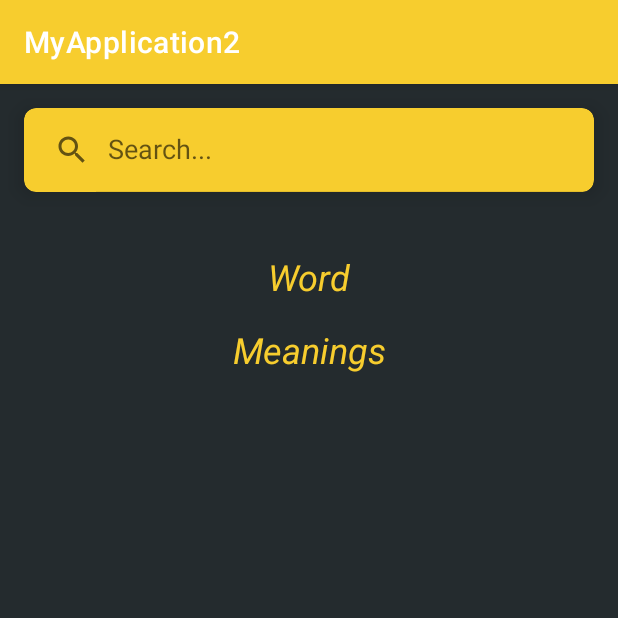
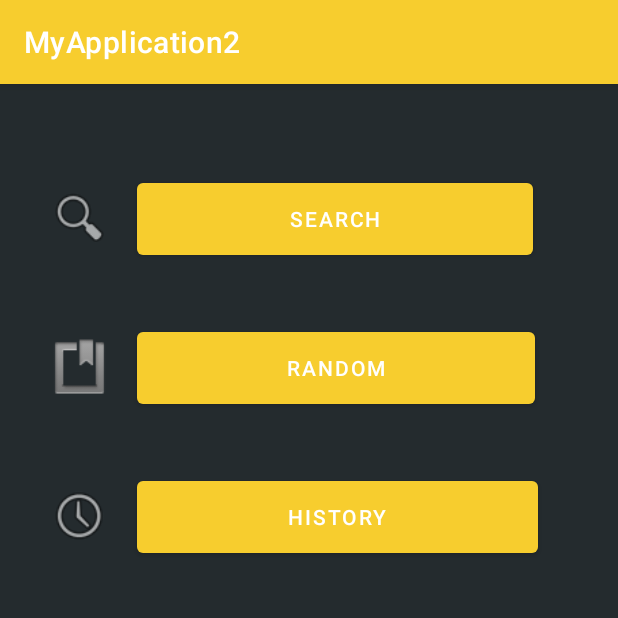
Before and after one commit to SanskrutiY/dictionary-app, an Android app: the screen it shows after launch (MainActivity before the commit, HomePage after it), on a phone screen of 412 x 824 dp, the top half of it. Run offline under Robolectric (Android 15) with nearby library versions, the phone set to English and light mode, and no system bars.

```diff
--- a/app/src/main/AndroidManifest.xml
+++ b/app/src/main/AndroidManifest.xml
@@ -2,7 +2,7 @@
 <manifest xmlns:android="http://schemas.android.com/apk/res/android"
     package="com.example.myapplication2">
 
-    <uses-permission android:name="android.permission.INTERNET"/>
+    <uses-permission android:name="android.permission.INTERNET" />
 
     <application
         android:allowBackup="true"
@@ -13,6 +13,9 @@
         android:theme="@style/Theme.MyApplication2">
         <activity
             android:name=".MainActivity"
+            android:exported="false" />
+        <activity
+            android:name=".HomePage"
             android:exported="true">
             <intent-filter>
                 <action android:name="android.intent.action.MAIN" />
@@ -20,6 +23,8 @@
                 <category android:name="android.intent.category.LAUNCHER" />
             </intent-filter>
         </activity>
+
+
     </application>
 
 </manifest>
--- /dev/null
+++ b/app/src/main/java/com/example/myapplication2/HistoryState.java
@@ -0,0 +1,7 @@
+package com.example.myapplication2;
+
+import java.util.ArrayList;
+
+public class HistoryState {
+    static ArrayList<String> history = new ArrayList<>();
+}
--- /dev/null
+++ b/app/src/main/java/com/example/myapplication2/HomePage.java
@@ -0,0 +1,35 @@
+package com.example.myapplication2;
+
+import androidx.appcompat.app.AppCompatActivity;
+
+import android.content.Intent;
+import android.os.Bundle;
+import android.view.View;
+import android.widget.Button;
+
+public class HomePage extends AppCompatActivity {
+    private Button search;
+    private Button historyBtn;
+
+    @Override
+    protected void onCreate(Bundle savedInstanceState) {
+        super.onCreate(savedInstanceState);
+        setContentView(R.layout.activity_home_page);
+
+        search = (Button) findViewById(R.id.search);
+        search.setOnClickListener(new View.OnClickListener() {
+            @Override
+            public void onClick(View view) {
+                openMAinActivity();
+            }
+        });
+
+        historyBtn = (Button) findViewById((R.id.history));
+
+    }
+
+    private void openMAinActivity() {
+        Intent intent = new Intent(this, MainActivity.class);
+        startActivity(intent);
+    }
+}
--- a/app/src/main/java/com/example/myapplication2/MainActivity.java
+++ b/app/src/main/java/com/example/myapplication2/MainActivity.java
@@ -57,6 +57,8 @@ public class MainActivity extends AppCompatActivity {
                 return true;
             }
 
+
+
             @Override
             public boolean onQueryTextChange(String newText) {
                 return false;
@@ -84,6 +86,7 @@ public class MainActivity extends AppCompatActivity {
 
     private void showData(APIResponse apiResponse) {
         textView_word.setText("Word: "+apiResponse.getWord());
+        HistoryState.history.add(apiResponse.getWord());
         recycler_phonetics.setHasFixedSize(true);
         recycler_phonetics.setLayoutManager(new GridLayoutManager(this, 1));
         phoneticsAdapter =  new PhoneticsAdapter(this, apiResponse.getPhonetics());
--- /dev/null
+++ b/app/src/main/res/layout/activity_home_page.xml
@@ -0,0 +1,94 @@
+<?xml version="1.0" encoding="utf-8"?>
+<androidx.constraintlayout.widget.ConstraintLayout xmlns:android="http://schemas.android.com/apk/res/android"
+    xmlns:app="http://schemas.android.com/apk/res-auto"
+    xmlns:tools="http://schemas.android.com/tools"
+    android:layout_width="match_parent"
+    android:layout_height="match_parent"
+    android:background="@color/grey"
+    tools:context=".HomePage">
+
+
+    <LinearLayout
+        android:id="@+id/linearLayout"
+        android:layout_width="match_parent"
+        android:layout_height="match_parent"
+        android:orientation="vertical"
+        android:layout_marginTop="40dp"
+        tools:layout_editor_absoluteY="90dp">
+
+        <LinearLayout
+            android:layout_width="match_parent"
+            android:layout_height="99dp"
+            android:orientation="horizontal">
+
+            <ImageView
+                android:id="@+id/imageView"
+                android:layout_width="46dp"
+                android:layout_height="43dp"
+                android:layout_marginStart="30dp"
+                android:layout_marginTop="27dp"
+                app:srcCompat="@android:drawable/ic_menu_search" />
+
+            <Button
+                android:id="@+id/search"
+                android:layout_width="264dp"
+                android:layout_height="60sp"
+                android:layout_marginStart="15dp"
+                android:layout_marginTop="20dp"
+                android:text="@string/search"
+                tools:ignore="MissingConstraints" />
+
+        </LinearLayout>
+
+        <LinearLayout
+            android:layout_width="match_parent"
+            android:layout_height="99dp"
+            android:orientation="horizontal">
+
+            <ImageView
+                android:id="@+id/imageView2"
+                android:layout_width="46dp"
+                android:layout_height="43dp"
+                android:layout_marginStart="30dp"
+                android:layout_marginTop="27dp"
+                app:srcCompat="@android:drawable/ic_input_get" />
+
+            <Button
+                android:id="@+id/random"
+                android:layout_width="265dp"
+                android:layout_height="60sp"
+                android:layout_marginStart="15dp"
+                android:layout_marginTop="20dp"
+                android:layout_marginBottom="65dp"
+                android:text="@string/random"
+                tools:ignore="MissingConstraints" />
+
+        </LinearLayout>
+
+        <LinearLayout
+            android:layout_width="match_parent"
+            android:layout_height="95dp"
+            android:orientation="horizontal">
+
+            <ImageView
+                android:id="@+id/imageView3"
+                android:layout_width="46dp"
+                android:layout_height="43dp"
+                android:layout_marginStart="30dp"
+                android:layout_marginTop="27dp"
+                app:srcCompat="@android:drawable/ic_menu_recent_history" />
+
+            <Button
+                android:id="@+id/history"
+                android:layout_width="267dp"
+                android:layout_height="60sp"
+                android:layout_marginStart="15dp"
+                android:layout_marginTop="20dp"
+                android:text="@string/history"
+                tools:ignore="MissingConstraints" />
+        </LinearLayout>
+
+    </LinearLayout>
+
+
+</androidx.constraintlayout.widget.ConstraintLayout>
--- /dev/null
+++ b/app/src/main/res/values/ids.xml
@@ -0,0 +1,4 @@
+<?xml version="1.0" encoding="utf-8"?>
+<resources>
+    <item name="search" type="id" />
+</resources>
--- a/app/src/main/res/values/strings.xml
+++ b/app/src/main/res/values/strings.xml
@@ -1,3 +1,8 @@
 <resources>
     <string name="app_name">MyApplication2</string>
+    <string name="dictionary">Dictionary</string>
+    <string name="search">Search</string>
+    <string name="random">Random</string>
+    <string name="history">History</string>
+    <string name="about">About</string>
 </resources>
--- a/app/src/main/res/values/themes.xml
+++ b/app/src/main/res/values/themes.xml
@@ -2,8 +2,8 @@
     <!-- Base application theme. -->
     <style name="Theme.MyApplication2" parent="Theme.MaterialComponents.DayNight.DarkActionBar">
         <!-- Primary brand color. -->
-        <item name="colorPrimary">@color/purple_500</item>
-        <item name="colorPrimaryVariant">@color/purple_700</item>
+        <item name="colorPrimary">@color/yellow</item>
+        <item name="colorPrimaryVariant">@color/yellow</item>
         <item name="colorOnPrimary">@color/white</item>
         <!-- Secondary brand color. -->
         <item name="colorSecondary">@color/teal_200</item>
```
